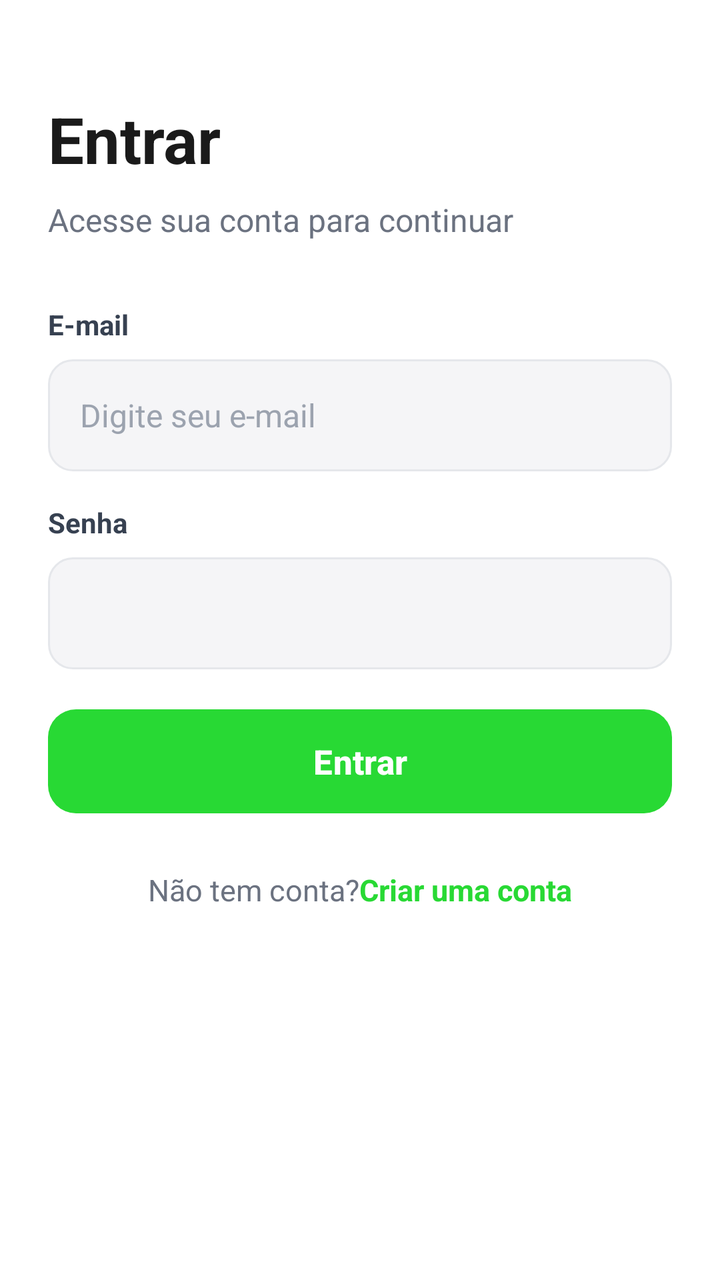
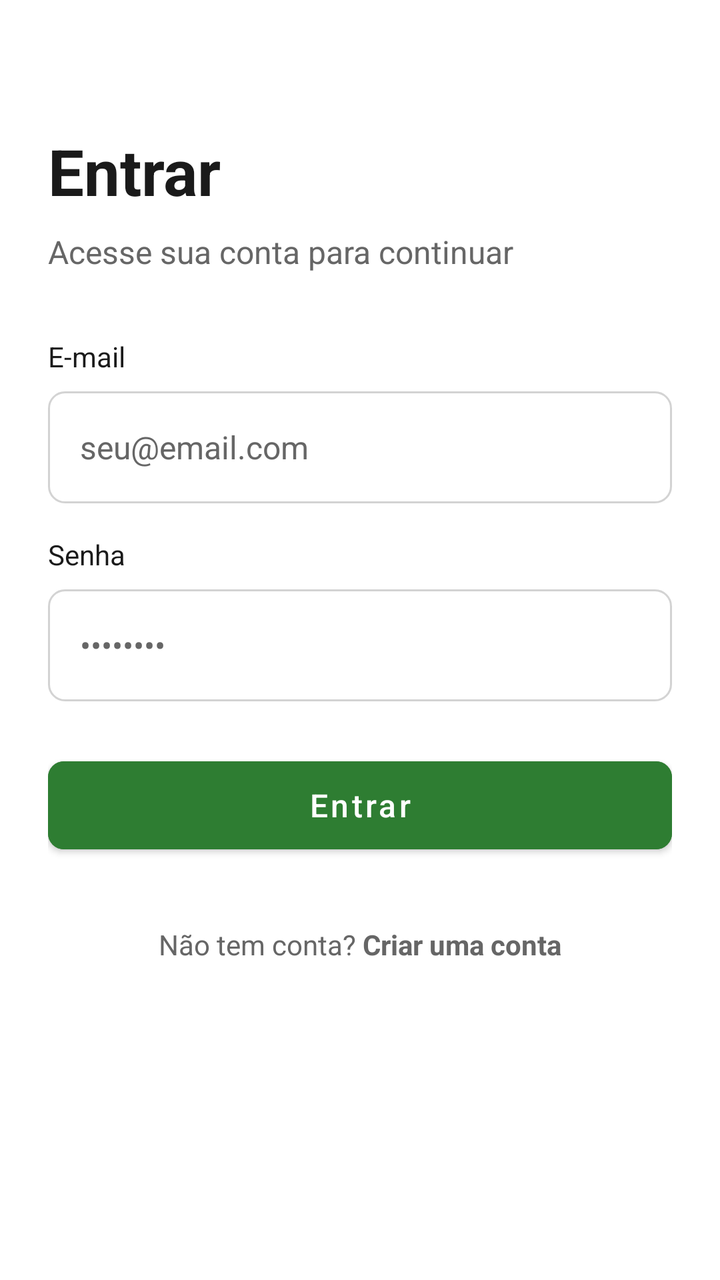

An Android layout rendered at two revisions. The XML below is the earlier revision; the diff shows what the commit changed to produce the second picture.
<!-- AndroidManifest.xml: application theme Theme.Meu_controle -->
<!-- res/layout/activity_login.xml -->
<?xml version="1.0" encoding="utf-8"?>

<ScrollView xmlns:android="http://schemas.android.com/apk/res/android"
    xmlns:app="http://schemas.android.com/apk/res-auto"
    xmlns:tools="http://schemas.android.com/tools"
    android:id="@+id/rootView"
    android:layout_width="match_parent"
    android:layout_height="match_parent"
    android:background="@color/screen_background"
    android:fillViewport="true"
    tools:context=".LoginActivity">

    <LinearLayout
        android:layout_width="match_parent"
        android:layout_height="wrap_content"
        android:orientation="vertical"
        android:paddingStart="24dp"
        android:paddingTop="48dp"
        android:paddingEnd="24dp"
        android:paddingBottom="24dp">

        
        <TextView
            android:layout_width="wrap_content"
            android:layout_height="wrap_content"
            android:text="@string/login_title"
            android:textColor="@color/text_primary"
            android:textSize="32sp"
            android:textStyle="bold" />

        
        <TextView
            android:layout_width="wrap_content"
            android:layout_height="wrap_content"
            android:layout_marginTop="8dp"
            android:text="@string/login_subtitle"
            android:textColor="@color/text_secondary"
            android:textSize="16sp" />

        
        <TextView
            android:layout_width="wrap_content"
            android:layout_height="wrap_content"
            android:layout_marginTop="32dp"
            android:text="@string/label_email"
            android:textColor="@color/text_label"
            android:textSize="14sp"
            android:textStyle="bold" />

        
        <EditText
            android:id="@+id/editEmail"
            android:layout_width="match_parent"
            android:layout_height="wrap_content"
            android:layout_marginTop="8dp"
            android:autofillHints="emailAddress"
            android:background="@drawable/bg_input_field"
            android:gravity="center_vertical"
            android:hint="@string/hint_email"
            android:imeOptions="actionNext"
            android:inputType="textEmailAddress"
            android:maxLines="1"
            android:minHeight="56dp"
            android:textColor="@color/text_primary"
            android:textColorHint="@color/text_hint"
            android:textSize="16sp" />

        
        <TextView
            android:layout_width="wrap_content"
            android:layout_height="wrap_content"
            android:layout_marginTop="16dp"
            android:text="@string/label_senha"
            android:textColor="@color/text_label"
            android:textSize="14sp"
            android:textStyle="bold" />

        
        <EditText
            android:id="@+id/editSenha"
            android:layout_width="match_parent"
            android:layout_height="wrap_content"
            android:layout_marginTop="8dp"
            android:autofillHints="password"
            android:background="@drawable/bg_input_field"
            android:gravity="center_vertical"
            android:imeOptions="actionDone"
            android:inputType="textPassword"
            android:maxLines="1"
            android:minHeight="56dp"
            android:textColor="@color/text_primary"
            android:textColorHint="@color/text_hint"
            android:textSize="16sp" />

        
        <com.google.android.material.button.MaterialButton
            android:id="@+id/btnEntrar"
            android:layout_width="match_parent"
            android:layout_height="60dp"
            android:layout_marginTop="16dp"
            android:text="@string/btn_entrar"
            android:textSize="17sp"
            android:textStyle="bold" />

        
        <LinearLayout
            android:layout_width="wrap_content"
            android:layout_height="wrap_content"
            android:layout_gravity="center_horizontal"
            android:layout_marginTop="24dp"
            android:gravity="center"
            android:orientation="horizontal">

            <TextView
                android:layout_width="wrap_content"
                android:layout_height="wrap_content"
                android:text="@string/login_footer_pergunta"
                android:textColor="@color/text_secondary"
                android:textSize="15sp" />

            <TextView
                android:id="@+id/linkCriarConta"
                android:layout_width="wrap_content"
                android:layout_height="wrap_content"
                android:background="?attr/selectableItemBackground"
                android:clickable="true"
                android:focusable="true"
                android:text="@string/login_footer_link"
                android:textColor="@color/primary_green"
                android:textSize="15sp"
                android:textStyle="bold" />
        </LinearLayout>

    </LinearLayout>
</ScrollView>
<!-- resources referenced by this layout -->
<resources>
  <color name="primary_green">#28D934</color>
  <color name="screen_background">#FFFFFF</color>
  <color name="text_hint">#9CA3AF</color>
  <color name="text_label">#374151</color>
  <color name="text_primary">#1A1A1A</color>
  <color name="text_secondary">#6B7280</color>
  <!-- drawable bg_input_field (drawable) -->
  <?xml version="1.0" encoding="utf-8"?>
  <shape xmlns:android="http://schemas.android.com/apk/res/android"
      android:shape="rectangle">
      <solid android:color="@color/field_background" />
      <stroke
          android:width="1dp"
          android:color="@color/field_stroke" />
      <corners android:radius="12dp" />
      <padding
          android:left="16dp"
          android:top="12dp"
          android:right="16dp"
          android:bottom="12dp" />
  </shape>
  <string name="btn_entrar">Entrar</string>
  <string name="hint_email">Digite seu e-mail</string>
  <string name="label_email">E-mail</string>
  <string name="label_senha">Senha</string>
  <string name="login_footer_link">Criar uma conta</string>
  <string name="login_footer_pergunta">Não tem conta? </string>
  <string name="login_subtitle">Acesse sua conta para continuar</string>
  <string name="login_title">Entrar</string>
  <style name="Theme.Meu_controle" parent="Base.Theme.Meu_controle" />
  <color name="field_background">#F5F5F7</color>
  <color name="field_stroke">#E5E7EB</color>
  <style name="Base.Theme.Meu_controle" parent="Theme.Material3.Light.NoActionBar">
          <item name="colorPrimary">@color/primary_green</item>
          <item name="colorOnPrimary">@color/white</item>
          <item name="colorPrimaryContainer">@color/receita_fundo</item>
          <item name="colorOnPrimaryContainer">@color/receita_texto</item>
          <item name="colorSecondary">@color/primary_green</item>
          <item name="colorError">@color/acao_excluir</item>
          <item name="colorSurface">@color/surface</item>
          <item name="colorOnSurface">@color/text_primary</item>
          <item name="colorOutline">@color/field_stroke</item>
          <item name="android:colorBackground">@color/app_background</item>
          <item name="android:windowLightStatusBar">true</item>
  
          
          <item name="materialButtonStyle">@style/Widget.MeuControle.Button</item>
      </style>
  <color name="white">#FFFFFFFF</color>
  <color name="receita_fundo">#E8F5E9</color>
  <color name="receita_texto">#1B5E20</color>
  <color name="acao_excluir">#D32F2F</color>
  <color name="surface">#FFFFFFFF</color>
  <color name="app_background">#F7F7FB</color>
  <style name="Widget.MeuControle.Button" parent="Widget.Material3.Button">
          <item name="backgroundTint">@color/primary_green</item>
          <item name="android:textColor">@color/white</item>
          <item name="android:textAllCaps">false</item>
          <item name="android:textStyle">bold</item>
          <item name="cornerRadius">14dp</item>
      </style>
</resources>

<!-- the commit's change to res/layout/activity_login.xml (unified diff, before → after) -->
@@ -2,134 +2,99 @@
 
 <ScrollView xmlns:android="http://schemas.android.com/apk/res/android"
     xmlns:app="http://schemas.android.com/apk/res-auto"
-    xmlns:tools="http://schemas.android.com/tools"
     android:id="@+id/rootView"
     android:layout_width="match_parent"
     android:layout_height="match_parent"
-    android:background="@color/screen_background"
-    android:fillViewport="true"
-    tools:context=".LoginActivity">
+    android:background="@color/white"
+    android:fillViewport="true">
 
     <LinearLayout
         android:layout_width="match_parent"
         android:layout_height="wrap_content"
         android:orientation="vertical"
-        android:paddingStart="24dp"
-        android:paddingTop="48dp"
-        android:paddingEnd="24dp"
-        android:paddingBottom="24dp">
+        android:padding="24dp">
 
-        
         <TextView
             android:layout_width="wrap_content"
             android:layout_height="wrap_content"
+            android:layout_marginTop="40dp"
             android:text="@string/login_title"
-            android:textColor="@color/text_primary"
+            android:textColor="@color/black"
             android:textSize="32sp"
             android:textStyle="bold" />
 
-        
         <TextView
             android:layout_width="wrap_content"
             android:layout_height="wrap_content"
             android:layout_marginTop="8dp"
             android:text="@string/login_subtitle"
-            android:textColor="@color/text_secondary"
+            android:textColor="@color/gray_text"
             android:textSize="16sp" />
 
-        
         <TextView
             android:layout_width="wrap_content"
             android:layout_height="wrap_content"
             android:layout_marginTop="32dp"
             android:text="@string/label_email"
-            android:textColor="@color/text_label"
-            android:textSize="14sp"
-            android:textStyle="bold" />
+            android:textColor="@color/black"
+            android:textSize="14sp" />
 
-        
         <EditText
             android:id="@+id/editEmail"
             android:layout_width="match_parent"
-            android:layout_height="wrap_content"
+            android:layout_height="56dp"
             android:layout_marginTop="8dp"
-            android:autofillHints="emailAddress"
             android:background="@drawable/bg_input_field"
-            android:gravity="center_vertical"
             android:hint="@string/hint_email"
-            android:imeOptions="actionNext"
             android:inputType="textEmailAddress"
-            android:maxLines="1"
-            android:minHeight="56dp"
-            android:textColor="@color/text_primary"
-            android:textColorHint="@color/text_hint"
+            android:paddingHorizontal="16dp"
+            android:textColor="@color/black"
+            android:textColorHint="@color/gray_text"
             android:textSize="16sp" />
 
-        
         <TextView
             android:layout_width="wrap_content"
             android:layout_height="wrap_content"
             android:layout_marginTop="16dp"
             android:text="@string/label_senha"
-            android:textColor="@color/text_label"
-            android:textSize="14sp"
-            android:textStyle="bold" />
+            android:textColor="@color/black"
+            android:textSize="14sp" />
 
-        
         <EditText
             android:id="@+id/editSenha"
             android:layout_width="match_parent"
-            android:layout_height="wrap_content"
+            android:layout_height="56dp"
             android:layout_marginTop="8dp"
-            android:autofillHints="password"
             android:background="@drawable/bg_input_field"
-            android:gravity="center_vertical"
-            android:imeOptions="actionDone"
+            android:hint="••••••••"
             android:inputType="textPassword"
-            android:maxLines="1"
-            android:minHeight="56dp"
-            android:textColor="@color/text_primary"
-            android:textColorHint="@color/text_hint"
+            android:paddingHorizontal="16dp"
+            android:textColor="@color/black"
+            android:textColorHint="@color/gray_text"
             android:textSize="16sp" />
 
-        
         <com.google.android.material.button.MaterialButton
             android:id="@+id/btnEntrar"
             android:layout_width="match_parent"
-            android:layout_height="60dp"
-            android:layout_marginTop="16dp"
+            android:layout_height="56dp"
+            android:layout_marginTop="24dp"
+            android:backgroundTint="@color/green_primary"
             android:text="@string/btn_entrar"
-            android:textSize="17sp"
-            android:textStyle="bold" />
+            android:textAllCaps="false"
+            android:textColor="@color/white"
+            android:textSize="16sp"
+            app:cornerRadius="8dp" />
 
-        
-        <LinearLayout
+        <TextView
+            android:id="@+id/linkCriarConta"
             android:layout_width="wrap_content"
             android:layout_height="wrap_content"
             android:layout_gravity="center_horizontal"
             android:layout_marginTop="24dp"
-            android:gravity="center"
-            android:orientation="horizontal">
-
-            <TextView
-                android:layout_width="wrap_content"
-                android:layout_height="wrap_content"
-                android:text="@string/login_footer_pergunta"
-                android:textColor="@color/text_secondary"
-                android:textSize="15sp" />
-
-            <TextView
-                android:id="@+id/linkCriarConta"
-                android:layout_width="wrap_content"
-                android:layout_height="wrap_content"
-                android:background="?attr/selectableItemBackground"
-                android:clickable="true"
-                android:focusable="true"
-                android:text="@string/login_footer_link"
-                android:textColor="@color/primary_green"
-                android:textSize="15sp"
-                android:textStyle="bold" />
-        </LinearLayout>
+            android:padding="8dp"
+            android:text="@string/link_criar_conta"
+            android:textColor="@color/gray_text"
+            android:textSize="14sp" />
 
     </LinearLayout>
 </ScrollView>
<!-- resource entries referenced after the edit -->
@@ -1,65 +1,30 @@
 <!-- resources referenced by this layout -->
 <resources>
-  <color name="primary_green">#28D934</color>
-  <color name="screen_background">#FFFFFF</color>
-  <color name="text_hint">#9CA3AF</color>
-  <color name="text_label">#374151</color>
-  <color name="text_primary">#1A1A1A</color>
-  <color name="text_secondary">#6B7280</color>
+  <color name="black">#1A1A1A</color>
+  <color name="gray_text">#666666</color>
+  <color name="green_primary">#2E7D32</color>
   <!-- drawable bg_input_field (drawable) -->
   <?xml version="1.0" encoding="utf-8"?>
-  <shape xmlns:android="http://schemas.android.com/apk/res/android"
-      android:shape="rectangle">
-      <solid android:color="@color/field_background" />
-      <stroke
-          android:width="1dp"
-          android:color="@color/field_stroke" />
-      <corners android:radius="12dp" />
-      <padding
-          android:left="16dp"
-          android:top="12dp"
-          android:right="16dp"
-          android:bottom="12dp" />
+  <shape xmlns:android="http://schemas.android.com/apk/res/android">
+      <solid android:color="@color/white" />
+      <stroke android:width="1dp" android:color="@color/gray_border" />
+      <corners android:radius="8dp" />
   </shape>
   <string name="btn_entrar">Entrar</string>
-  <string name="hint_email">Digite seu e-mail</string>
+  <string name="hint_email">seu@email.com</string>
   <string name="label_email">E-mail</string>
   <string name="label_senha">Senha</string>
-  <string name="login_footer_link">Criar uma conta</string>
-  <string name="login_footer_pergunta">Não tem conta? </string>
+  <string name="link_criar_conta">Não tem conta? <b>Criar uma conta</b></string>
   <string name="login_subtitle">Acesse sua conta para continuar</string>
   <string name="login_title">Entrar</string>
-  <style name="Theme.Meu_controle" parent="Base.Theme.Meu_controle" />
-  <color name="field_background">#F5F5F7</color>
-  <color name="field_stroke">#E5E7EB</color>
-  <style name="Base.Theme.Meu_controle" parent="Theme.Material3.Light.NoActionBar">
-          <item name="colorPrimary">@color/primary_green</item>
-          <item name="colorOnPrimary">@color/white</item>
-          <item name="colorPrimaryContainer">@color/receita_fundo</item>
-          <item name="colorOnPrimaryContainer">@color/receita_texto</item>
-          <item name="colorSecondary">@color/primary_green</item>
-          <item name="colorError">@color/acao_excluir</item>
-          <item name="colorSurface">@color/surface</item>
-          <item name="colorOnSurface">@color/text_primary</item>
-          <item name="colorOutline">@color/field_stroke</item>
-          <item name="android:colorBackground">@color/app_background</item>
-          <item name="android:windowLightStatusBar">true</item>
-  
-          
-          <item name="materialButtonStyle">@style/Widget.MeuControle.Button</item>
+  <style name="Theme.Meu_controle" parent="Theme.MaterialComponents.DayNight.NoActionBar">
+          <item name="colorPrimary">@color/primary</item>
+          <item name="colorPrimaryDark">@color/primary_dark</item>
+          <item name="colorAccent">@color/primary</item>
       </style>
-  <color name="white">#FFFFFFFF</color>
-  <color name="receita_fundo">#E8F5E9</color>
-  <color name="receita_texto">#1B5E20</color>
-  <color name="acao_excluir">#D32F2F</color>
-  <color name="surface">#FFFFFFFF</color>
-  <color name="app_background">#F7F7FB</color>
-  <style name="Widget.MeuControle.Button" parent="Widget.Material3.Button">
-          <item name="backgroundTint">@color/primary_green</item>
-          <item name="android:textColor">@color/white</item>
-          <item name="android:textAllCaps">false</item>
-          <item name="android:textStyle">bold</item>
-          <item name="cornerRadius">14dp</item>
-      </style>
+  <color name="gray_border">#D3D3D3</color>
+  <color name="primary">#1976D2</color>
+  <color name="primary_dark">#0D47A1</color>
+  <color name="white">#FFFFFF</color>
 </resources>
 
